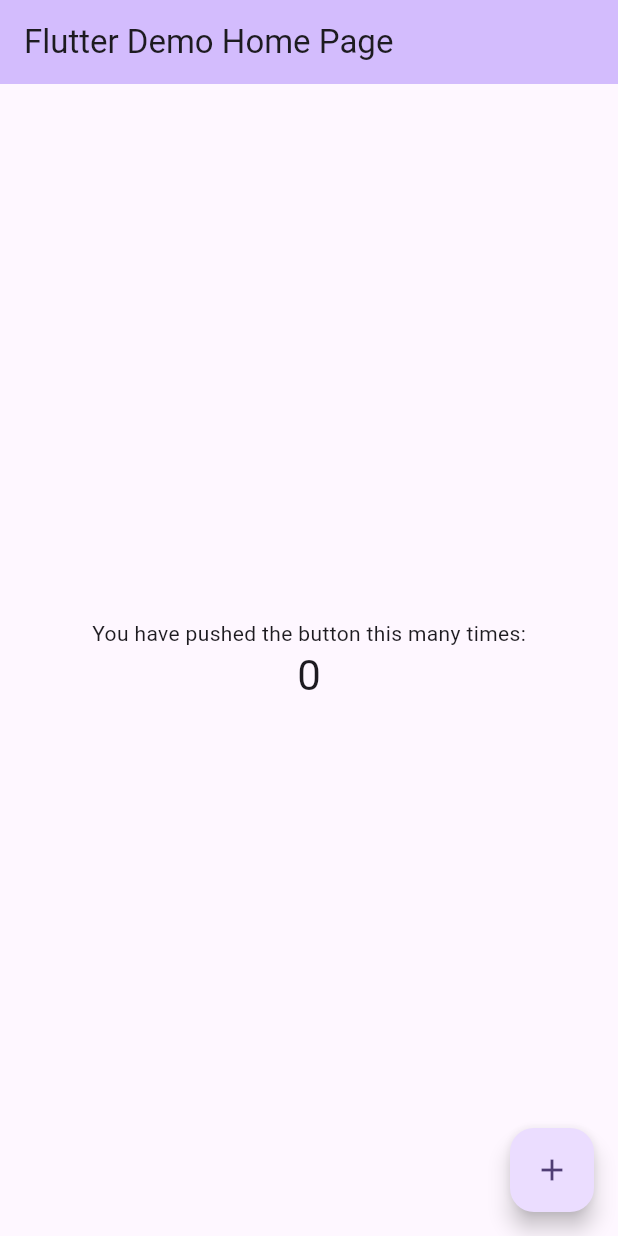
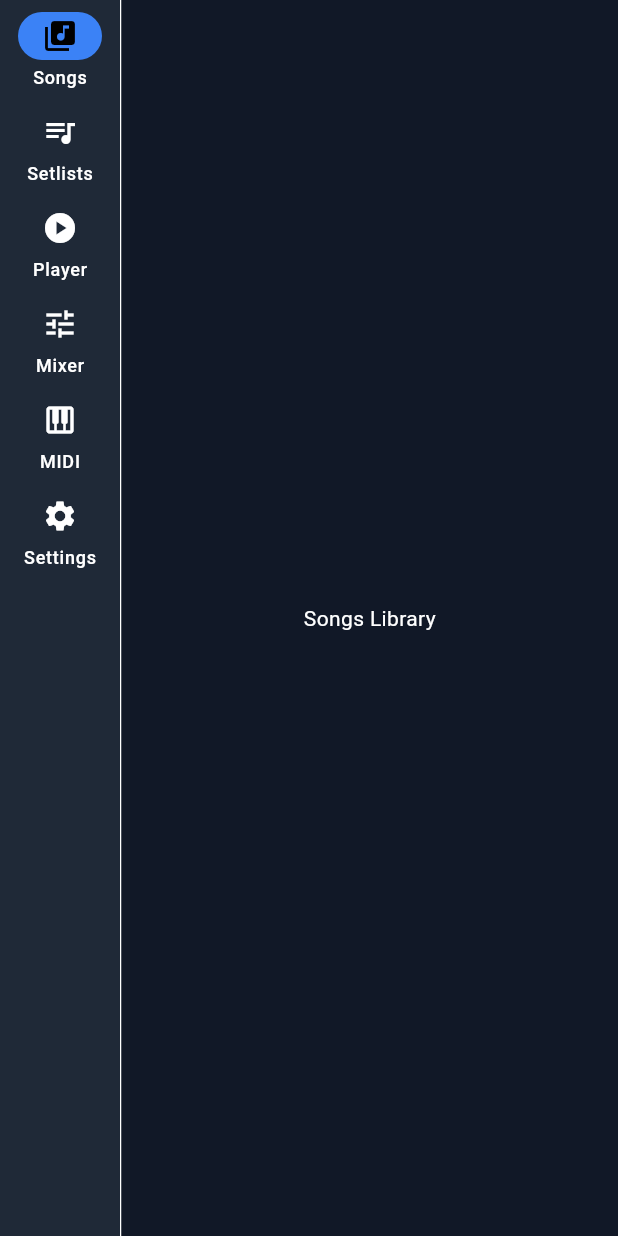
Before and after one commit to Edsontd23/app-multitracks, a Flutter app: the screen it shows after launch, on a phone screen of 412 x 824 dp. Run offline on Flutter 3.47's test engine with Material 3 defaults, Android fonts, the phone set to English and light mode, and no system bars; our stand-ins replace flutter_riverpod.

Commit message:
Implement initial app structure with navigation and theming

```diff
--- /dev/null
+++ b/lib/core/theme/app_colors.dart
@@ -0,0 +1,15 @@
+import 'package:flutter/material.dart';
+
+class AppColors {
+  static const background = Color(0xFF111827);
+
+  static const surface = Color(0xFF1F2937);
+
+  static const primary = Color(0xFF22C55E);
+
+  static const secondary = Color(0xFF3B82F6);
+
+  static const textPrimary = Color(0xFFFFFFFF);
+
+  static const textSecondary = Color(0xFF9CA3AF);
+}
--- /dev/null
+++ b/lib/core/theme/app_theme.dart
@@ -0,0 +1,18 @@
+import 'package:flutter/material.dart';
+
+import 'app_colors.dart';
+
+class AppTheme {
+  static ThemeData dark() {
+    return ThemeData(
+      brightness: Brightness.dark,
+      useMaterial3: true,
+      scaffoldBackgroundColor: AppColors.background,
+      colorScheme: const ColorScheme.dark(
+        primary: AppColors.primary,
+        secondary: AppColors.secondary,
+        surface: AppColors.surface,
+      ),
+    );
+  }
+}
--- /dev/null
+++ b/lib/features/midi/presentation/midi_page.dart
@@ -0,0 +1,12 @@
+import 'package:flutter/material.dart';
+
+class MidiPage extends StatelessWidget {
+  const MidiPage({super.key});
+
+  @override
+  Widget build(BuildContext context) {
+    return const Center(
+        child: Text('MIDI Page'),
+      );
+  }
+}
--- /dev/null
+++ b/lib/features/mixer/presentation/mixer_page.dart
@@ -0,0 +1,12 @@
+import 'package:flutter/material.dart';
+
+class MixerPage extends StatelessWidget {
+  const MixerPage({super.key});
+
+  @override
+  Widget build(BuildContext context) {
+    return const Center(
+        child: Text('Mixer Page'),
+      );
+  }
+}
--- /dev/null
+++ b/lib/features/player/presentation/player_page.dart
@@ -0,0 +1,12 @@
+import 'package:flutter/material.dart';
+
+class PlayerPage extends StatelessWidget {
+  const PlayerPage({super.key});
+
+  @override
+  Widget build(BuildContext context) {
+    return const Center(
+        child: Text('Player Page'),
+      );
+  }
+}
--- /dev/null
+++ b/lib/features/setlists/presentation/setlists_page.dart
@@ -0,0 +1,12 @@
+import 'package:flutter/material.dart';
+
+class SetlistsPage extends StatelessWidget {
+  const SetlistsPage({super.key});
+
+  @override
+  Widget build(BuildContext context) {
+    return const Center(
+        child: Text('Setlist Page'),
+      );
+  }
+}
--- /dev/null
+++ b/lib/features/settings/presentation/settings_page.dart
@@ -0,0 +1,12 @@
+import 'package:flutter/material.dart';
+
+class SettingsPage extends StatelessWidget {
+  const SettingsPage({super.key});
+
+  @override
+  Widget build(BuildContext context) {
+    return Center(
+        child: Text('Settings Page'),
+      );
+  }
+}
--- /dev/null
+++ b/lib/features/songs/presentation/songs_page.dart
@@ -0,0 +1,14 @@
+import 'package:flutter/material.dart';
+
+class SongsPage extends StatelessWidget {
+  const SongsPage({super.key});
+
+  @override
+  Widget build(BuildContext context) {
+    return const Scaffold(
+      body: Center(
+        child: Text('Songs Library'),
+      ),
+    );
+  }
+}
--- a/lib/main.dart
+++ b/lib/main.dart
@@ -1,122 +1,27 @@
+import 'package:app_multitracks/shared/navigation/navigation_shell.dart';
 import 'package:flutter/material.dart';
+import 'package:flutter_riverpod/flutter_riverpod.dart';
+
+import 'core/theme/app_theme.dart';
 
 void main() {
-  runApp(const MyApp());
+  runApp(
+    const ProviderScope(
+      child: AppMultitracks(),
+    ),
+  );
 }
 
-class MyApp extends StatelessWidget {
-  const MyApp({super.key});
+class AppMultitracks extends StatelessWidget {
+  const AppMultitracks({super.key});
 
-  // This widget is the root of your application.
   @override
   Widget build(BuildContext context) {
     return MaterialApp(
-      title: 'Flutter Demo',
-      theme: ThemeData(
-        // This is the theme of your application.
-        //
-        // TRY THIS: Try running your application with "flutter run". You'll see
-        // the application has a purple toolbar. Then, without quitting the app,
-        // try changing the seedColor in the colorScheme below to Colors.green
-        // and then invoke "hot reload" (save your changes or press the "hot
-        // reload" button in a Flutter-supported IDE, or press "r" if you used
-        // the command line to start the app).
-        //
-        // Notice that the counter didn't reset back to zero; the application
-        // state is not lost during the reload. To reset the state, use hot
-        // restart instead.
-        //
-        // This works for code too, not just values: Most code changes can be
-        // tested with just a hot reload.
-        colorScheme: .fromSeed(seedColor: Colors.deepPurple),
-      ),
-      home: const MyHomePage(title: 'Flutter Demo Home Page'),
+      debugShowCheckedModeBanner: false,
+      title: 'APP MULTITRACKS',
+      theme: AppTheme.dark(),
+      home: const NavigationShell(),
     );
   }
 }
-
-class MyHomePage extends StatefulWidget {
-  const MyHomePage({super.key, required this.title});
-
-  // This widget is the home page of your application. It is stateful, meaning
-  // that it has a State object (defined below) that contains fields that affect
-  // how it looks.
-
-  // This class is the configuration for the state. It holds the values (in this
-  // case the title) provided by the parent (in this case the App widget) and
-  // used by the build method of the State. Fields in a Widget subclass are
-  // always marked "final".
-
-  final String title;
-
-  @override
-  State<MyHomePage> createState() => _MyHomePageState();
-}
-
-class _MyHomePageState extends State<MyHomePage> {
-  int _counter = 0;
-
-  void _incrementCounter() {
-    setState(() {
-      // This call to setState tells the Flutter framework that something has
-      // changed in this State, which causes it to rerun the build method below
-      // so that the display can reflect the updated values. If we changed
-      // _counter without calling setState(), then the build method would not be
-      // called again, and so nothing would appear to happen.
-      _counter++;
-    });
-  }
-
-  @override
-  Widget build(BuildContext context) {
-    // This method is rerun every time setState is called, for instance as done
-    // by the _incrementCounter method above.
-    //
-    // The Flutter framework has been optimized to make rerunning build methods
-    // fast, so that you can just rebuild anything that needs updating rather
-    // than having to individually change instances of widgets.
-    return Scaffold(
-      appBar: AppBar(
-        // TRY THIS: Try changing the color here to a specific color (to
-        // Colors.amber, perhaps?) and trigger a hot reload to see the AppBar
-        // change color while the other colors stay the same.
-        backgroundColor: Theme.of(context).colorScheme.inversePrimary,
-        // Here we take the value from the MyHomePage object that was created by
-        // the App.build method, and use it to set our appbar title.
-        title: Text(widget.title),
-      ),
-      body: Center(
-        // Center is a layout widget. It takes a single child and positions it
-        // in the middle of the parent.
-        child: Column(
-          // Column is also a layout widget. It takes a list of children and
-          // arranges them vertically. By default, it sizes itself to fit its
-          // children horizontally, and tries to be as tall as its parent.
-          //
-          // Column has various properties to control how it sizes itself and
-          // how it positions its children. Here we use mainAxisAlignment to
-          // center the children vertically; the main axis here is the vertical
-          // axis because Columns are vertical (the cross axis would be
-          // horizontal).
-          //
-          // TRY THIS: Invoke "debug painting" (choose the "Toggle Debug Paint"
-          // action in the IDE, or press "p" in the console), to see the
-          // wireframe for each widget.
-          mainAxisAlignment: .center,
-          children: [
-            const Text('You have pushed the button this many times:'),
-            Text(
-              '$_counter',
-              style: Theme.of(context).textTheme.headlineMedium,
-            ),
-          ],
-        ),
-      ),
-      floatingActionButton: FloatingActionButton(
-        onPressed: _incrementCounter,
-        tooltip: 'Increment',
-        child: const Icon(Icons.add),
-      ),
-    );
-  }
-}
--- /dev/null
+++ b/lib/shared/navigation/navigation_item.dart
@@ -0,0 +1,13 @@
+import 'package:flutter/material.dart';
+
+class NavigationItem {
+  final String label;
+  final IconData icon;
+  final Widget page;
+
+  const NavigationItem({
+    required this.label,
+    required this.icon,
+    required this.page,
+  });
+}
--- /dev/null
+++ b/lib/shared/navigation/navigation_shell.dart
@@ -0,0 +1,85 @@
+import 'package:flutter/material.dart';
+
+import '../../features/songs/presentation/songs_page.dart';
+import '../../features/setlists/presentation/setlists_page.dart';
+import '../../features/player/presentation/player_page.dart';
+import '../../features/mixer/presentation/mixer_page.dart';
+import '../../features/midi/presentation/midi_page.dart';
+import '../../features/settings/presentation/settings_page.dart';
+
+import 'navigation_item.dart';
+
+class NavigationShell extends StatefulWidget {
+  const NavigationShell({super.key});
+
+  @override
+  State<NavigationShell> createState() => _NavigationShellState();
+}
+
+class _NavigationShellState extends State<NavigationShell> {
+  int selectedIndex = 0;
+
+  late final List<NavigationItem> items = [
+    NavigationItem(
+      label: 'Songs',
+      icon: Icons.library_music,
+      page: const SongsPage(),
+    ),
+    NavigationItem(
+      label: 'Setlists',
+      icon: Icons.queue_music,
+      page: const SetlistsPage(),
+    ),
+    NavigationItem(
+      label: 'Player',
+      icon: Icons.play_circle,
+      page: const PlayerPage(),
+    ),
+    NavigationItem(
+      label: 'Mixer',
+      icon: Icons.tune,
+      page: const MixerPage(),
+    ),
+    NavigationItem(
+      label: 'MIDI',
+      icon: Icons.piano,
+      page: const MidiPage(),
+    ),
+    NavigationItem(
+      label: 'Settings',
+      icon: Icons.settings,
+      page: const SettingsPage(),
+    ),
+  ];
+
+  @override
+  Widget build(BuildContext context) {
+    return Scaffold(
+      body: Row(
+        children: [
+          NavigationRail(
+            selectedIndex: selectedIndex,
+            labelType: NavigationRailLabelType.all,
+            onDestinationSelected: (index) {
+              setState(() {
+                selectedIndex = index;
+              });
+            },
+            destinations: items
+                .map(
+                  (item) => NavigationRailDestination(
+                    icon: Icon(item.icon),
+                    label: Text(item.label),
+                  ),
+                )
+                .toList(),
+          ),
+          const VerticalDivider(width: 1),
+          Expanded(
+            child: items[selectedIndex].page,
+          ),
+        ],
+      ),
+    );
+  }
+}
```
